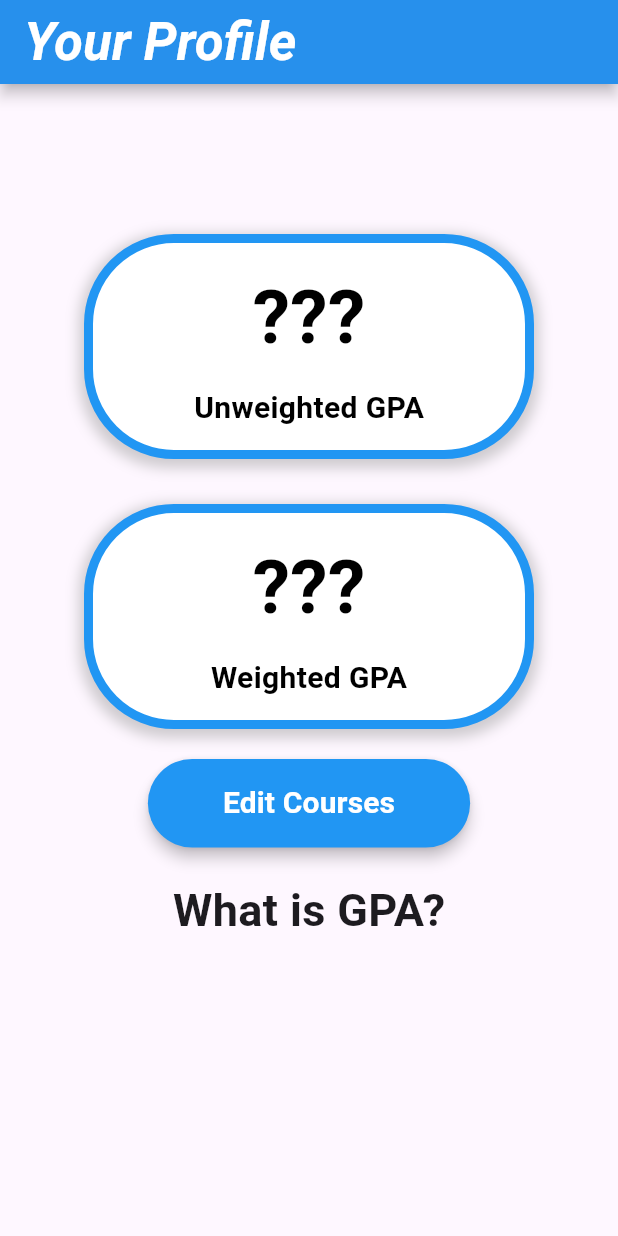
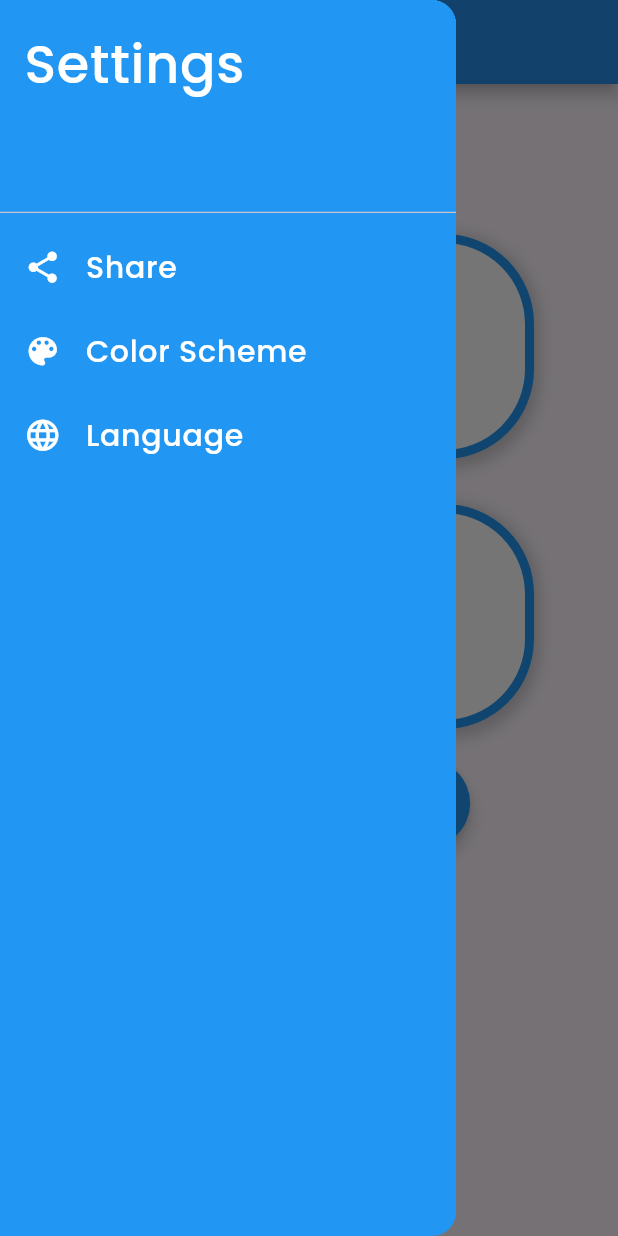
Before and after one commit to DannyM125/intro_to_programming_FBLA_23-24, a Flutter app: the screen it shows after launch, with the side drawer open (before the commit the screen has no drawer), on a phone screen of 412 x 824 dp. Run offline on Flutter 3.47's test engine with Material 3 defaults, Android fonts, the light colour scheme and no system bars; our stand-ins replace google_fonts, shared_preferences.

Commit message:
More UI updates, added a drawer with some settings

```diff
--- a/lib/StatsPage.dart
+++ b/lib/StatsPage.dart
@@ -1,4 +1,5 @@
 import 'package:flutter/material.dart';
+import 'package:google_fonts/google_fonts.dart';
 import 'package:intro_to_programming_fbla/CoursePage.dart';
 import 'CoursePage.dart';
 import 'util/AppColors.dart';
@@ -10,6 +11,10 @@ class StatisticsScreen extends StatelessWidget {
   Widget build(BuildContext context) {
     return Scaffold(
       appBar: AppBar(
+        iconTheme: IconThemeData(
+          color: Colors.white, // Set the color of the icon to white
+          size: 30, // Set the size of the icon
+        ),
         backgroundColor: AppColors.primary,
         shadowColor: Colors.black,
         elevation: 4.0,
@@ -21,6 +26,84 @@ class StatisticsScreen extends StatelessWidget {
             fontStyle: FontStyle.italic, // Font style (italic)
             color: Colors.white, // Text color
           ),
+        ),
+      ),
+      drawer: Drawer(
+        backgroundColor: AppColors.primary,
+        child: ListView(
+          padding: EdgeInsets.zero,
+          children: <Widget>[
+            SizedBox(
+              height: 150,
+              child: DrawerHeader(
+                decoration: BoxDecoration(
+                  color: AppColors.primary,
+                ),
+                child: Text(
+                  'Settings',
+                  style: GoogleFonts.poppins(
+                    fontSize: 35,
+                    fontWeight: FontWeight.w500,
+                    color: Colors.white,
+                  ),
+                ),
+              ),
+            ),
+            ListTile(
+              leading: Icon(
+                Icons.share,
+                color: Colors.white, // Set the color of the icon to white
+                size: 25, // Set the size of the icon
+              ),
+              title: Text(
+                'Share',
+                style: GoogleFonts.poppins(
+                  fontSize: 20,
+                  fontWeight: FontWeight.w500,
+                  color: Colors.white,
+                ),
+              ),
+              onTap: () {
+                // Add your share functionality here
+              },
+            ),
+            ListTile(
+              leading: Icon(
+                Icons.color_lens,
+                color: Colors.white, // Set the color of the icon to white
+                size: 25, // Set the size of the icon
+              ),
+              title: Text(
+                'Color Scheme',
+                style: GoogleFonts.poppins(
+                  fontSize: 20,
+                  fontWeight: FontWeight.w500,
+                  color: Colors.white,
+                ),
+              ),
+              onTap: () {
+                // Add your color scheme functionality here
+              },
+            ),
+            ListTile(
+              leading: Icon(
+                Icons.language,
+                color: Colors.white, // Set the color of the icon to white
+                size: 25, // Set the size of the icon
+              ),
+              title: Text(
+                'Language',
+                style: GoogleFonts.poppins(
+                  fontSize: 20,
+                  fontWeight: FontWeight.w500,
+                  color: Colors.white,
+                ),
+              ),
+              onTap: () {
+                // Add your language selection functionality here
+              },
+            ),
+          ],
         ),
       ),
       body: SingleChildScrollView(
@@ -163,7 +246,6 @@ class editCoursesButton extends StatelessWidget {
         elevation: 4.0,
         padding: EdgeInsets.symmetric(
             vertical: 15, horizontal: 50), // Button padding
-
       ),
       child: Text(
         'Edit Courses',
@@ -176,3 +258,43 @@ class editCoursesButton extends StatelessWidget {
     );
   }
 }
+
+class colorSchemeDialog {
+  static void show(BuildContext context) {
+    showDialog(
+      context: context,
+      builder: (BuildContext context) {
+        return AlertDialog(
+          title: Text('Select Color Scheme'),
+          content: DropdownButtonFormField<String>(
+            value: 'Blue', // Default value
+            items: <String>['Blue', 'Red', 'Green', 'Yellow'] // List of colors
+                .map<DropdownMenuItem<String>>((String value) {
+              return DropdownMenuItem<String>(
+                value: value,
+                child: Text(value),
+              );
+            }).toList(),
+            onChanged: (String? newValue) {
+              // Handle color scheme selection here
+            },
+          ),
+          actions: <Widget>[
+            TextButton(
+              onPressed: () {
+                Navigator.of(context).pop();
+              },
+              child: Text('Cancel'),
+            ),
+            TextButton(
+              onPressed: () {
+                // Implement logic for applying selected color scheme
+              },
+              child: Text('Apply'),
+            ),
+          ],
+        );
+      },
+    );
+  }
+}
--- a/lib/util/AppColors.dart
+++ b/lib/util/AppColors.dart
@@ -1,7 +1,11 @@
 import 'package:flutter/material.dart';
 
 class AppColors {
-  static const Color lightAccent = Color.fromRGBO(173, 223, 255, 1);
-  static const Color primary = Colors.blue;
-  static const Color darkAccent = Color.fromRGBO(9, 12, 155, 1);
+  //static Color lightAccent = Color.fromRGBO(173, 223, 255, 1);
+  static Color primary = Colors.blue;
+  //static Color darkAccent = Color.fromRGBO(9, 12, 155, 1);
+
+  static void updatePrimaryColor(Color newColor) {
+    primary = newColor;
+  }
 }
```
Also changed, not shown: lib/CoursePage.dart (+14 -3 lines).
